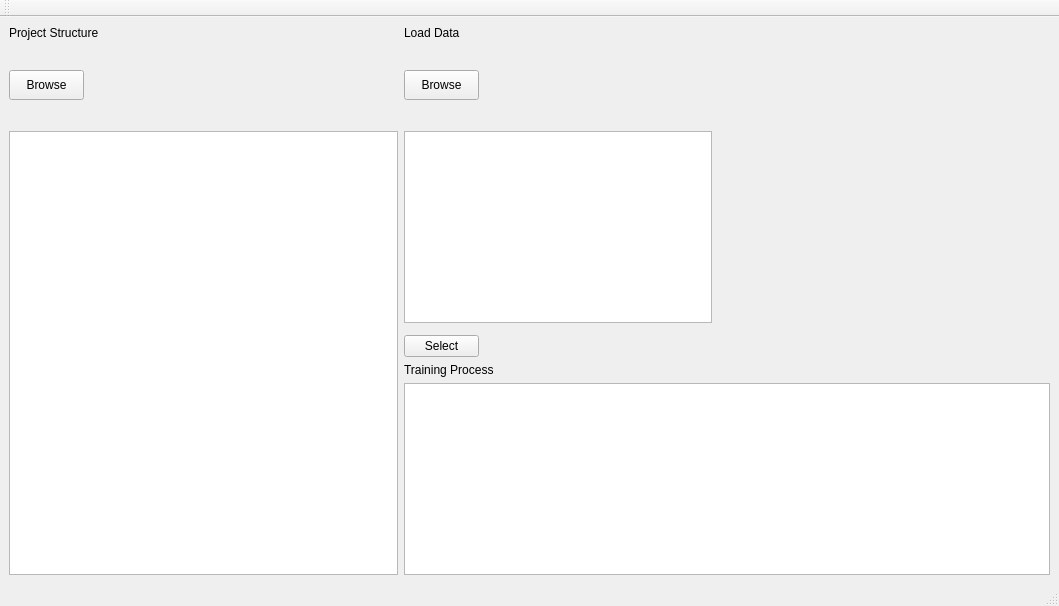
Old version of the form QSAR-UI/mainwindow0.ui in the repository sheMnapion/AI-QSAR.
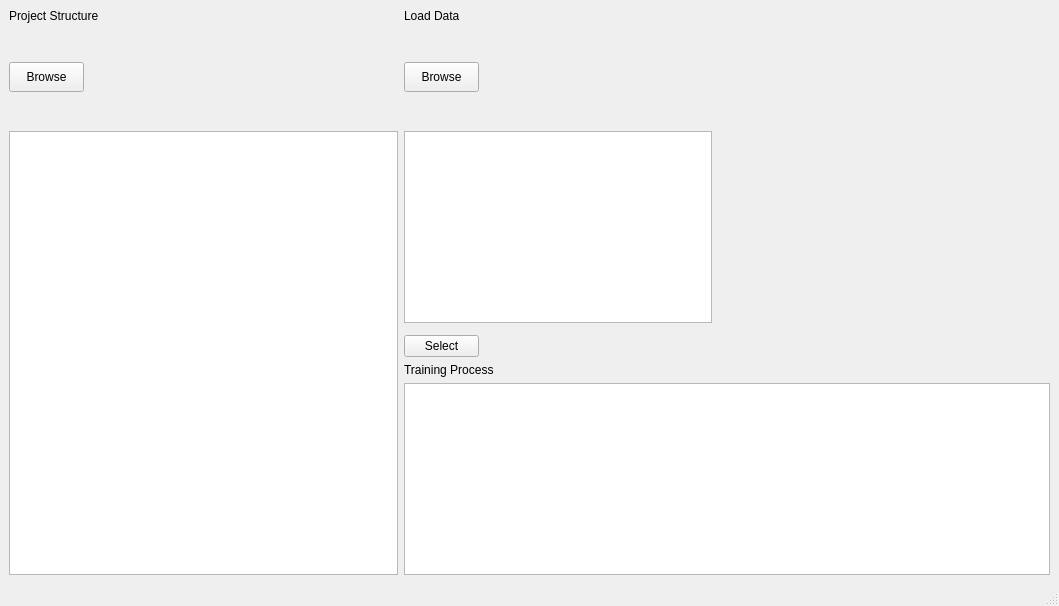
New version of the form.

Commit message: Add sub layouts to tab1

The edit to the form file:
```diff
--- a/QSAR-UI/mainwindow0.ui
+++ b/QSAR-UI/mainwindow0.ui
@@ -190,20 +190,6 @@
    </property>
   </widget>
   <widget class="QStatusBar" name="statusbar"/>
-  <widget class="QToolBar" name="toolBar">
-   <property name="windowTitle">
-    <string>toolBar</string>
-   </property>
-   <property name="autoFillBackground">
-    <bool>false</bool>
-   </property>
-   <attribute name="toolBarArea">
-    <enum>TopToolBarArea</enum>
-   </attribute>
-   <attribute name="toolBarBreak">
-    <bool>false</bool>
-   </attribute>
-  </widget>
  </widget>
  <resources/>
  <connections/>
```
The commit also changes 4 other files.
